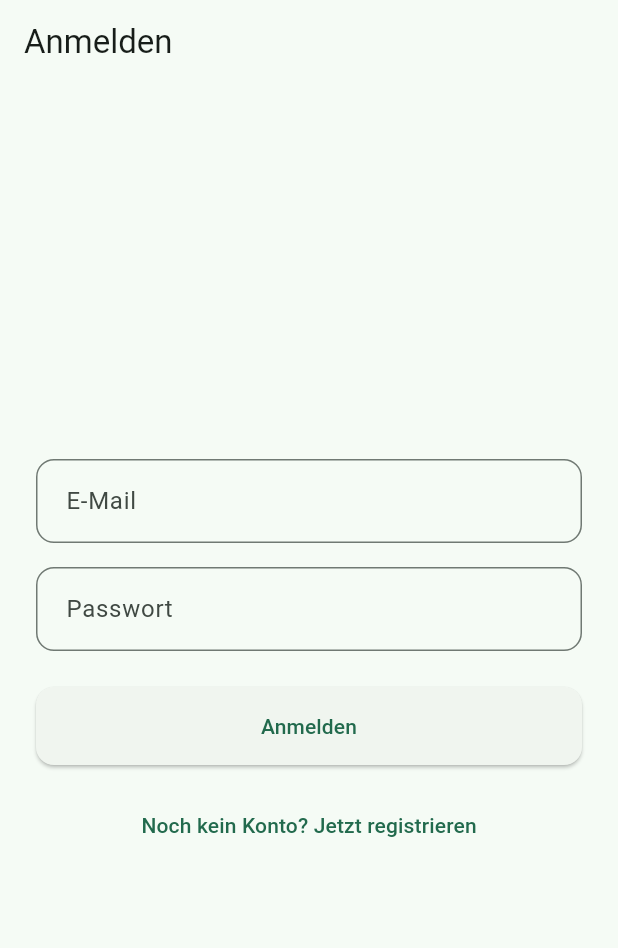
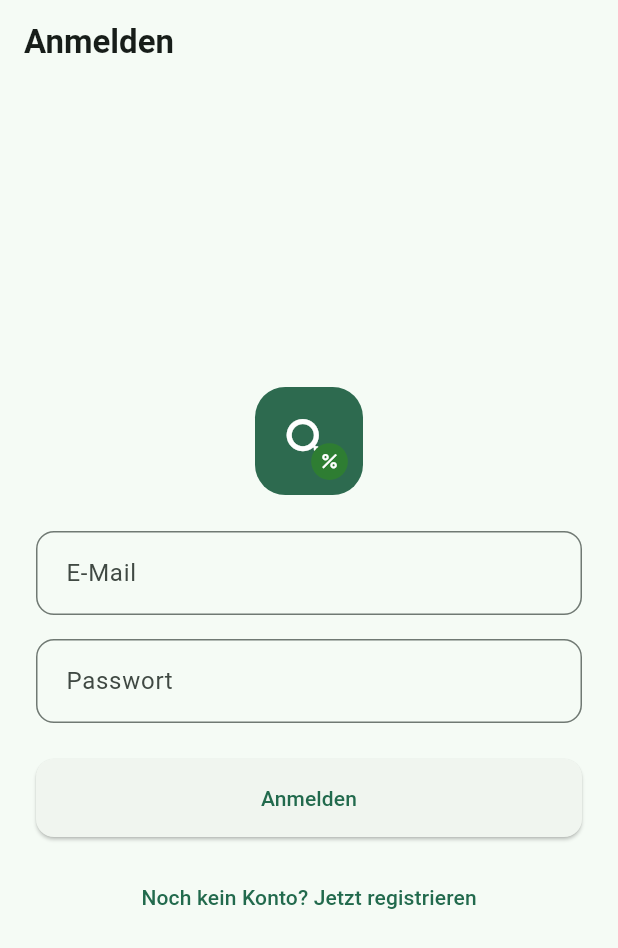
Before and after one commit to Tikus1810/Dealer-Hunter-Ai, a Flutter app: the screen it shows after launch, on a phone screen of 412 x 824 dp. Shown: the top 948 px of the screen. Run offline on Flutter 3.47's test engine with Material 3 defaults, Android fonts, the phone set to English and light mode, and no system bars; our stand-ins replace dio, flutter_riverpod, flutter_secure_storage, go_router.

Commit message:
Branding-Tokens: final color/typography decisions, app-icon asset (Band 19)
- AppColors: seed documented as final, new positive()/warning()
  brightness-aware semantic status colors
- AppTypography: fontFamily documented as final (platform-native),
  new apply() type-scale overrides wired into AppTheme
- Fixed 2 raw Colors.green/orange literals in deal_analysis_screen.dart
  that had drifted from Band 18's design-system rule
- New BrandMark widget (pure Flutter, no new SVG-rendering dependency)
  wired into login/register screens
- New assets/branding/app_icon.svg app-icon master + documented path to
  real platform icons once a Flutter SDK can scaffold android/ios
- New unit tests for the two new pure-function token APIs
- New docs/branding.md (Band 19 spec shape), linked from README

Co-Authored-By: Claude Sonnet 5 <noreply@anthropic.com>

```diff
--- a/mobile/lib/core/theme/app_colors.dart
+++ b/mobile/lib/core/theme/app_colors.dart
@@ -1,13 +1,51 @@
 import 'package:flutter/material.dart';
 
-/// Color tokens (Band 18: design system color tokens).
-///
-/// `seed` is a neutral placeholder for Material 3's `ColorScheme.fromSeed`
-/// — Task #19 (Branding) picks the real brand color; every other token in
-/// this design system derives from it, so swapping this one constant is
-/// meant to be the entire re-brand.
+/// Color tokens (Band 18: design system color tokens; Band 19: Branding —
+/// this file is where that Band's palette decision actually lands).
 class AppColors {
   const AppColors._();
 
+  /// Brand seed for Material 3's `ColorScheme.fromSeed` — every other role
+  /// in the app's `ColorScheme` (primary/secondary/tertiary/surface/...)
+  /// derives from this one constant, light and dark alike.
+  ///
+  /// Final brand color (Band 19), not a placeholder: a deep, muted green.
+  /// "Deal Hunter" is fundamentally about *value found* — money saved,
+  /// devices rescued from landfill instead of bought new — and green reads
+  /// as "savings"/"go" across DACH audiences (this product's actual
+  /// market, see `docs/analytics.md`) without the over-used, fintech-coded
+  /// brightness of a pure `#00C853`-style green. Kept deliberately close to
+  /// its Task #11 draft value (`0xFF2D6A4F`) — that value was already a
+  /// considered choice, not a random placeholder; Band 19's job was to
+  /// confirm and document it as final, not necessarily replace it.
   static const seed = Color(0xFF2D6A4F);
+
+  // Semantic status colors — domain meaning (deal-score polarity: a
+  // factor/score is *good* or *needs attention*), not brand identity, so
+  // they're separate from the `seed`-derived ColorScheme roles above. Used
+  // by DealBrain/RepairBrain result screens (e.g.
+  // features/deal_analysis/presentation/deal_analysis_screen.dart) instead
+  // of raw `Colors.green`/`Colors.orange` literals, which is what these
+  // replaced — Band 18's own rule ("no color literal outside theme/") had
+  // drifted in exactly those two call sites before this pass.
+  //
+  // Explicit light/dark pairs, not one literal + opacity: WCAG AA contrast
+  // against each surface color needs checking per-brightness, and a single
+  // mid-tone green/orange that passes on a white surface can fail on a
+  // near-black one (and vice versa).
+  static const _positiveLight = Color(0xFF2E7D32);
+  static const _positiveDark = Color(0xFF81C784);
+  static const _warningLight = Color(0xFFE65100);
+  static const _warningDark = Color(0xFFFFB74D);
+
+  /// "This is good" — e.g. a deal-score explanation factor pulling the
+  /// score up, or a score in the "good deal" band.
+  static Color positive(Brightness brightness) =>
+      brightness == Brightness.dark ? _positiveDark : _positiveLight;
+
+  /// "This needs a second look" — the middle band between `positive` and
+  /// the theme's own `ColorScheme.error` (reserved for the worst band /
+  /// actual errors, not reused here so the two stay visually distinct).
+  static Color warning(Brightness brightness) =>
+      brightness == Brightness.dark ? _warningDark : _warningLight;
 }
--- a/mobile/lib/core/theme/app_theme.dart
+++ b/mobile/lib/core/theme/app_theme.dart
@@ -17,12 +17,20 @@ class AppTheme {
 
   static ThemeData _themeFor(Brightness brightness) {
     final colorScheme = ColorScheme.fromSeed(seedColor: AppColors.seed, brightness: brightness);
+    // Only used to read Material 3's default TextTheme so AppTypography.apply
+    // has a base to layer weight/letter-spacing overrides onto below.
+    final baseTextTheme = ThemeData(
+      useMaterial3: true,
+      brightness: brightness,
+      colorScheme: colorScheme,
+    ).textTheme;
 
     return ThemeData(
       useMaterial3: true,
       brightness: brightness,
       colorScheme: colorScheme,
       fontFamily: AppTypography.fontFamily,
+      textTheme: AppTypography.apply(baseTextTheme),
       scaffoldBackgroundColor: colorScheme.surface,
       appBarTheme: AppBarTheme(
         backgroundColor: colorScheme.surface,
--- a/mobile/lib/core/theme/app_typography.dart
+++ b/mobile/lib/core/theme/app_typography.dart
@@ -1,9 +1,40 @@
-/// Typography tokens (Band 18: design system typography). Left at the
-/// platform default for now — `null` keeps Material 3's default type scale
-/// (Roboto/SF) rather than guessing at a brand typeface; Task #19
-/// (Branding) is where a real font family gets chosen and wired in here.
+import 'package:flutter/material.dart';
+
+/// Typography tokens (Band 18: design system typography; Band 19:
+/// Branding — the family/scale decision itself lands here).
 class AppTypography {
   const AppTypography._();
 
+  /// `null` — Material 3's platform default (Roboto on Android, San
+  /// Francisco on iOS). Final decision (Band 19), not a deferred one:
+  /// this app has no licensed custom typeface, and every custom-font
+  /// route available without one adds a real, unverifiable-in-this-
+  /// sandbox risk — either a new pub dependency (`google_fonts`, which
+  /// fetches font files over the network at runtime) or bundled font
+  /// binaries this environment has no way to source or license-check.
+  /// Platform-native type also reads as more trustworthy for a
+  /// "is this deal legit" product, and costs nothing in load time/APK
+  /// size. Revisit only alongside a real brand refresh with licensed
+  /// font files in hand — not as a follow-up task by itself.
   static const String? fontFamily = null;
+
+  /// Weight/spacing overrides layered onto Material 3's default type
+  /// scale, applied in [AppTheme]. Keeps the platform font but gives the
+  /// app's own rhythm: tighter letter-spacing on large numerals (deal
+  /// scores, prices — this app's actual hero content) and a slightly
+  /// bolder title weight than Material's default, for legibility at a
+  /// glance while scanning a list of offers.
+  static const _titleWeight = FontWeight.w700;
+  static const _numeralLetterSpacing = -0.5;
+
+  static TextTheme apply(TextTheme base) {
+    return base.copyWith(
+      displayMedium: base.displayMedium?.copyWith(
+        fontWeight: _titleWeight,
+        letterSpacing: _numeralLetterSpacing,
+      ),
+      titleLarge: base.titleLarge?.copyWith(fontWeight: _titleWeight),
+      titleMedium: base.titleMedium?.copyWith(fontWeight: _titleWeight),
+    );
+  }
 }
--- /dev/null
+++ b/mobile/lib/core/widgets/brand_mark.dart
@@ -0,0 +1,57 @@
+import 'package:flutter/material.dart';
+
+import '../theme/app_colors.dart';
+
+/// The in-app brand mark (Band 19: Branding) — a simplified, pure-Flutter
+/// rendition of `assets/branding/app_icon.svg`'s "magnifying glass finds
+/// a deal" motif, sized for use inside the app itself (auth screens,
+/// splash) rather than as a platform app icon.
+///
+/// Deliberately drawn with `Icon`/`Container` instead of rendering the SVG
+/// asset: adding SVG support means a new pub dependency (`flutter_svg`)
+/// with its own version-compatibility risk against this project's pinned
+/// Flutter/Dart SDK — a real, project-specific caution after go_router and
+/// flutter_secure_storage both needed downgrades the first time a real
+/// Flutter SDK ever resolved this app's dependencies (see CLAUDE.md). Not
+/// worth taking on for one small in-app badge; revisit once the SVG asset
+/// is actually needed for more than this.
+class BrandMark extends StatelessWidget {
+  const BrandMark({super.key, this.size = 72});
+
+  final double size;
+
+  @override
+  Widget build(BuildContext context) {
+    return Container(
+      width: size,
+      height: size,
+      decoration: BoxDecoration(
+        color: AppColors.seed,
+        borderRadius: BorderRadius.circular(size * 0.28),
+      ),
+      child: Stack(
+        alignment: Alignment.center,
+        children: [
+          Icon(Icons.search, color: Colors.white, size: size * 0.55),
+          Positioned(
+            right: size * 0.14,
+            bottom: size * 0.14,
+            child: Container(
+              width: size * 0.34,
+              height: size * 0.34,
+              decoration: BoxDecoration(
+                // Fixed brand-mark badge — unlike in-content status colors
+                // (AppColors.positive/warning), the logo itself doesn't
+                // follow the surrounding theme's brightness, same as a
+                // real app icon wouldn't.
+                color: AppColors.positive(Brightness.light),
+                shape: BoxShape.circle,
+              ),
+              child: Icon(Icons.percent, color: Colors.white, size: size * 0.2),
+            ),
+          ),
+        ],
+      ),
+    );
+  }
+}
--- a/mobile/lib/features/auth/presentation/login_screen.dart
+++ b/mobile/lib/features/auth/presentation/login_screen.dart
@@ -6,6 +6,7 @@ import '../../../core/error/app_exception.dart';
 import '../../../core/router/route_paths.dart';
 import '../../../core/theme/app_spacing.dart';
 import '../../../core/widgets/app_text_field.dart';
+import '../../../core/widgets/brand_mark.dart';
 import '../../../core/widgets/primary_button.dart';
 import 'auth_providers.dart';
 
@@ -52,6 +53,8 @@ class _LoginScreenState extends ConsumerState<LoginScreen> {
               child: Column(
                 crossAxisAlignment: CrossAxisAlignment.stretch,
                 children: [
+                  const Center(child: BrandMark()),
+                  const SizedBox(height: AppSpacing.lg),
                   AppTextField(
                     controller: _emailController,
                     label: 'E-Mail',
--- a/mobile/lib/features/auth/presentation/register_screen.dart
+++ b/mobile/lib/features/auth/presentation/register_screen.dart
@@ -6,6 +6,7 @@ import '../../../core/error/app_exception.dart';
 import '../../../core/router/route_paths.dart';
 import '../../../core/theme/app_spacing.dart';
 import '../../../core/widgets/app_text_field.dart';
+import '../../../core/widgets/brand_mark.dart';
 import '../../../core/widgets/primary_button.dart';
 import 'auth_providers.dart';
 
@@ -52,6 +53,8 @@ class _RegisterScreenState extends ConsumerState<RegisterScreen> {
               child: Column(
                 crossAxisAlignment: CrossAxisAlignment.stretch,
                 children: [
+                  const Center(child: BrandMark()),
+                  const SizedBox(height: AppSpacing.lg),
                   AppTextField(
                     controller: _emailController,
                     label: 'E-Mail',
```
Also changed, not shown: mobile/lib/features/deal_analysis/presentation/deal_analysis_screen.dart (+12 -7 lines), mobile/assets/branding/app_icon.svg (added), 4 other files.
